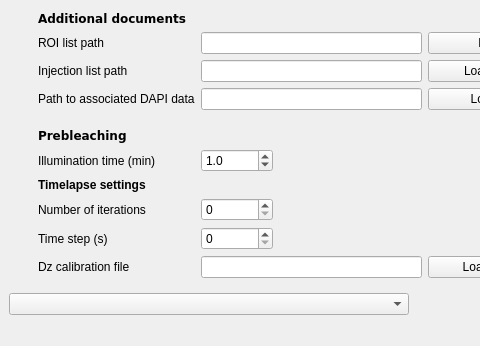
Old version of the form src/qudi/gui/experiments_setup/ui_exp_configurator.ui in the repository NollmannLab/qudi-core-HiM; both pictures show x 0 to 480 and y 760 to 1106 of the 1084 by 1106 pixel window.
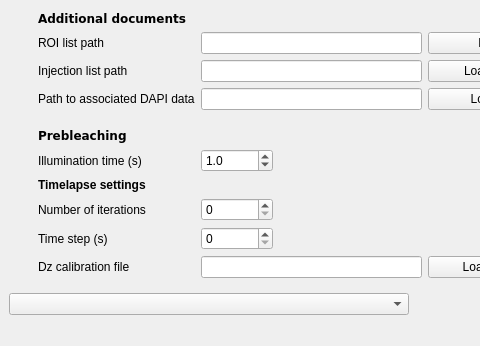
New version of the form.

Diff of the .ui file:
```diff
--- a/src/qudi/gui/experiments_setup/ui_exp_configurator.ui
+++ b/src/qudi/gui/experiments_setup/ui_exp_configurator.ui
@@ -546,7 +546,7 @@
        <item row="38" column="1">
         <widget class="QLabel" name="illumination_time_Label">
          <property name="text">
-          <string>Illumination time (min)</string>
+          <string>Illumination time (s)</string>
          </property>
         </widget>
        </item>
```
Left out of the diff: 2 changed lines with no effect on the pictures.
